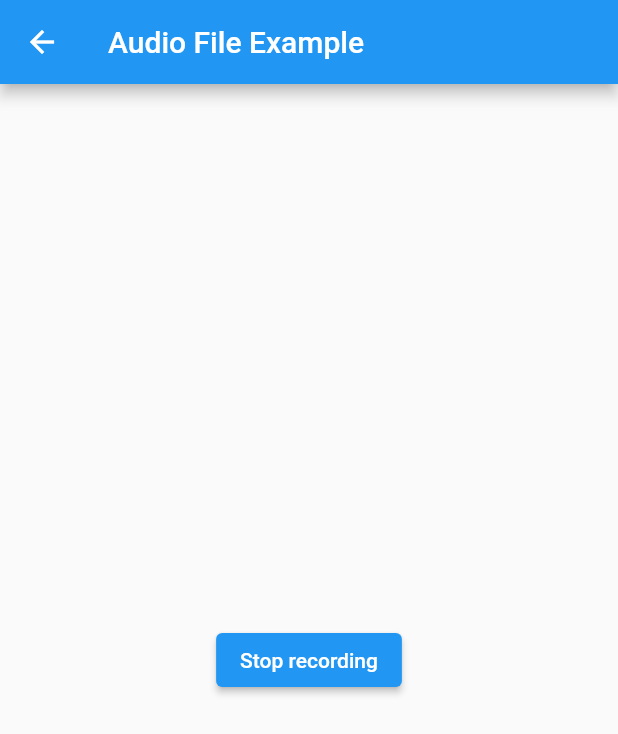
After one commit to AfnanSD/Tamakan, a Flutter app: the AudioRecognizeMic screen opened directly, after a tap on "Start Streaming from mic", on a phone screen of 412 x 824 dp. The commit adds this screen. Shown: the top 734 px of the screen. Run offline on Flutter 3.47's test engine with Material 2 defaults, Android fonts, the phone set to English and light mode, and no system bars; our stand-ins replace audioplayers, avatar_glow, cloud_firestore, firebase_core, firebase_storage, loading_indicator and 3 more; missing offline and left inert: google_speech, sound_stream; accounts and stored records are empty; project files that could hold a hidden picture were left out; key blocks and very long unbroken strings in the code were emptied for the run.

Commit message:
differrent speech to text services to try
google speech API - for mic stream + recorded audio (2 resources)

```diff
--- /dev/null
+++ b/tamakan/lib/View/google_speech_mic.dart
@@ -0,0 +1,145 @@
+import 'dart:async';
+
+import 'package:flutter/material.dart';
+import 'package:flutter/services.dart';
+import 'package:google_speech/google_speech.dart';
+import 'package:rxdart/rxdart.dart';
+import 'package:sound_stream/sound_stream.dart';
+
+class AudioRecognizeMic extends StatefulWidget {
+  const AudioRecognizeMic({Key? key}) : super(key: key);
+
+  @override
+  State<StatefulWidget> createState() => _AudioRecognizeMicState();
+}
+
+class _AudioRecognizeMicState extends State<AudioRecognizeMic> {
+  final RecorderStream _recorder = RecorderStream();
+
+  bool recognizing = false;
+  bool recognizeFinished = false;
+  String text = '';
+  StreamSubscription<List<int>>? _audioStreamSubscription;
+  BehaviorSubject<List<int>>? _audioStream;
+
+  @override
+  void initState() {
+    super.initState();
+
+    _recorder.initialize();
+  }
+
+  void streamingRecognize() async {
+    _audioStream = BehaviorSubject<List<int>>();
+    _audioStreamSubscription = _recorder.audioStream.listen((event) {
+      _audioStream!.add(event);
+    });
+
+    await _recorder.start();
+
+    setState(() {
+      recognizing = true;
+    });
+    final serviceAccount = ServiceAccount.fromString(
+        (await rootBundle.loadString('assets/test_service_account.json')));
+    final speechToText = SpeechToText.viaServiceAccount(serviceAccount);
+    final config = _getConfig();
+
+    final responseStream = speechToText.streamingRecognize(
+        StreamingRecognitionConfig(config: config, interimResults: true),
+        _audioStream!);
+
+    var responseText = '';
+
+    responseStream.listen((data) {
+      final currentText =
+          data.results.map((e) => e.alternatives.first.transcript).join('\n');
+
+      if (data.results.first.isFinal) {
+        responseText += '\n' + currentText;
+        setState(() {
+          text = responseText;
+          recognizeFinished = true;
+        });
+      } else {
+        setState(() {
+          text = responseText + '\n' + currentText;
+          recognizeFinished = true;
+        });
+      }
+    }, onDone: () {
+      setState(() {
+        recognizing = false;
+      });
+    });
+  }
+
+  void stopRecording() async {
+    await _recorder.stop();
+    await _audioStreamSubscription?.cancel();
+    await _audioStream?.close();
+    setState(() {
+      recognizing = false;
+    });
+  }
+
+  RecognitionConfig _getConfig() => RecognitionConfig(
+      encoding: AudioEncoding.LINEAR16,
+      model: RecognitionModel.basic, //basic
+      enableAutomaticPunctuation: true,
+      sampleRateHertz: 16000,
+      languageCode: 'ar-SA'); //en-US -- ar-SA
+
+  @override
+  Widget build(BuildContext context) {
+    return Scaffold(
+      appBar: AppBar(
+        title: const Text('Audio File Example'),
+      ),
+      body: Center(
+        child: Column(
+          mainAxisAlignment: MainAxisAlignment.spaceAround,
+          children: <Widget>[
+            if (recognizeFinished)
+              _RecognizeContent(
+                text: text,
+              ),
+            ElevatedButton(
+              onPressed: recognizing ? stopRecording : streamingRecognize,
+              child: recognizing
+                  ? const Text('Stop recording')
+                  : const Text('Start Streaming from mic'),
+            ),
+          ],
+        ),
+      ), // This trailing comma makes auto-formatting nicer for build methods.
+    );
+  }
+}
+
+class _RecognizeContent extends StatelessWidget {
+  final String? text;
+
+  const _RecognizeContent({Key? key, this.text}) : super(key: key);
+
+  @override
+  Widget build(BuildContext context) {
+    return Padding(
+      padding: const EdgeInsets.all(16.0),
+      child: Column(
+        children: <Widget>[
+          const Text(
+            'The text recognized by the Google Speech Api:',
+          ),
+          const SizedBox(
+            height: 16.0,
+          ),
+          Text(
+            text ?? '---',
+            style: Theme.of(context).textTheme.bodyText1,
+          ),
+        ],
+      ),
+    );
+  }
+}
```
Also changed, not shown: tamakan/assets/test_service_account.json (added, +12 -0 lines), tamakan/lib/View/google_cloud.dart (added, +180 -0 lines), tamakan/lib/View/google_speech_youtube.dart (added, +153 -0 lines), tamakan/lib/View/learning_map.dart (+21 -0 lines), tamakan/pubspec.yaml (+8 -0 lines), tamakan/pubspec.lock, 2 other files.
